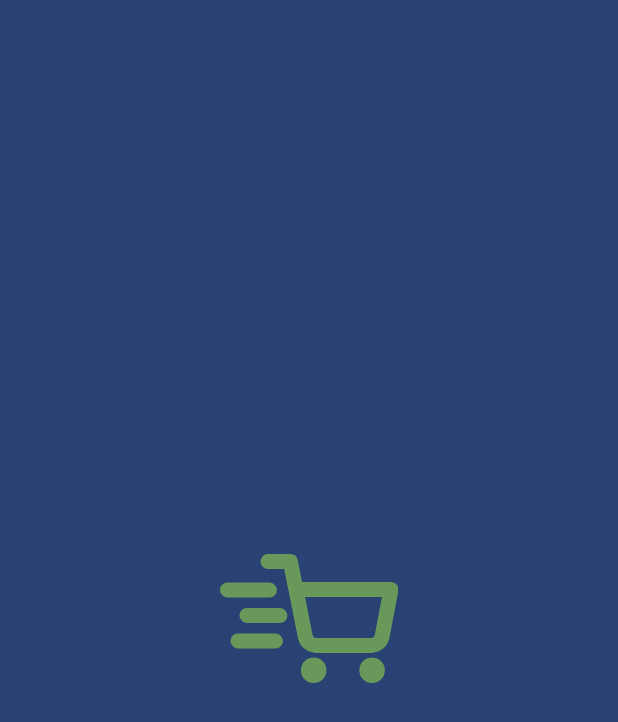
After one commit to HusseinKamal/JetPackComposeExample, an Android app built with Jetpack Compose: the SplashScreen screen opened through its navigation route, on a phone screen of 412 x 824 dp. The commit adds this screen. Shown: the top 722 px of the screen. Run offline under Robolectric (Android 15) with nearby library versions, the phone set to English and light mode, and no system bars.

Commit message:
App mvvm architecture with files - Splash Screen code

```diff
--- a/app/build.gradle
+++ b/app/build.gradle
@@ -107,4 +107,7 @@ dependencies {
 
     //Material Icons
     implementation "androidx.compose.material:material-icons-extended:$compose_ui_version"
+
+    //Lottie Animation
+    implementation "com.airbnb.android:lottie-compose:6.0.0"
 }
--- a/app/src/main/AndroidManifest.xml
+++ b/app/src/main/AndroidManifest.xml
@@ -8,10 +8,10 @@
         android:allowBackup="true"
         android:dataExtractionRules="@xml/data_extraction_rules"
         android:fullBackupContent="@xml/backup_rules"
-        android:icon="@mipmap/ic_launcher"
+        android:icon="@drawable/ic_shopping_cart"
         android:label="@string/app_name"
         android:supportsRtl="true"
-        android:theme="@style/Theme.CustomSplashScreenTheme"
+        android:theme="@style/Theme.JetPackComposeExample"
         tools:targetApi="31">
         <activity
             android:name=".MainActivity"
--- a/app/src/main/java/com/hussein/jetpackcomposeexample/MainActivity.kt
+++ b/app/src/main/java/com/hussein/jetpackcomposeexample/MainActivity.kt
@@ -12,17 +12,19 @@ import androidx.compose.runtime.Composable
 import androidx.compose.ui.Modifier
 import androidx.compose.ui.tooling.preview.Preview
 import androidx.core.splashscreen.SplashScreen.Companion.installSplashScreen
+import androidx.navigation.compose.rememberNavController
+import com.hussein.jetpackcomposeexample.navigation.SetupNavGraph
 import com.hussein.jetpackcomposeexample.ui.theme.JetPackComposeExampleTheme
 import com.hussein.jetpackcomposeexample.viewmodel.SplashViewModel
 
 class MainActivity : ComponentActivity() {
 
-    private val viewModel: SplashViewModel by viewModels()
+    //private val viewModel: SplashViewModel by viewModels()
 
     override fun onCreate(savedInstanceState: Bundle?) {
-        val splashScreen = installSplashScreen()
+        //val splashScreen = installSplashScreen()
         super.onCreate(savedInstanceState)
-        splashScreen.setKeepOnScreenCondition{viewModel.isLoading.value}
+        //splashScreen.setKeepOnScreenCondition{viewModel.isLoading.value}
 
         setContent {
             JetPackComposeExampleTheme {
@@ -31,7 +33,8 @@ class MainActivity : ComponentActivity() {
                     modifier = Modifier.fillMaxSize(),
                     color = MaterialTheme.colorScheme.background
                 ) {
-                    Greeting("Android")
+                    val navController = rememberNavController()
+                    SetupNavGraph(navHostController = navController)
                 }
             }
         }
--- /dev/null
+++ b/app/src/main/java/com/hussein/jetpackcomposeexample/navigation/NavGraph.kt
@@ -0,0 +1,33 @@
+package com.hussein.jetpackcomposeexample.navigation
+
+import android.util.Log
+import androidx.compose.runtime.Composable
+import androidx.compose.ui.tooling.preview.Preview
+import androidx.navigation.NavHostController
+import androidx.navigation.compose.NavHost
+import androidx.navigation.compose.composable
+import com.hussein.jetpackcomposeexample.screens.HomeScreen
+import com.hussein.jetpackcomposeexample.screens.Screen
+import com.hussein.jetpackcomposeexample.screens.SplashScreen
+
+@Composable
+fun SetupNavGraph(navHostController: NavHostController){
+    NavHost(navController= navHostController, startDestination= Screen.Splash.route){
+        composable(
+            route= Screen.Splash.route
+        ){
+            SplashScreen(navHostController)
+        }
+        composable(
+            route= Screen.Home.route
+        ){
+            HomeScreen(navHostController)
+        }
+    }
+}
+
+@Composable
+@Preview
+fun SetupNavGraphPreview(){
+
+}
--- /dev/null
+++ b/app/src/main/java/com/hussein/jetpackcomposeexample/screens/SplashScreen.kt
@@ -0,0 +1,58 @@
+package com.hussein.jetpackcomposeexample.screens
+
+import androidx.compose.foundation.background
+import androidx.compose.foundation.layout.Box
+import androidx.compose.foundation.layout.fillMaxSize
+import androidx.compose.material3.MaterialTheme
+import androidx.compose.runtime.Composable
+import androidx.compose.runtime.LaunchedEffect
+import androidx.compose.runtime.getValue
+import androidx.compose.runtime.mutableStateOf
+import androidx.compose.runtime.remember
+import androidx.compose.runtime.setValue
+import androidx.compose.ui.Alignment
+import androidx.compose.ui.Modifier
+import androidx.navigation.NavHostController
+import com.airbnb.lottie.compose.LottieAnimation
+import com.airbnb.lottie.compose.LottieCompositionSpec
+import com.airbnb.lottie.compose.animateLottieCompositionAsState
+import com.airbnb.lottie.compose.rememberLottieComposition
+import com.hussein.jetpackcomposeexample.R
+
+@Composable
+fun SplashScreen(navController: NavHostController) {
+    Box(
+        modifier = Modifier
+            .fillMaxSize()
+            .background(MaterialTheme.colorScheme.primary), contentAlignment = Alignment.Center
+    ) {
+        val composition by rememberLottieComposition(LottieCompositionSpec.RawRes(R.raw.splash))
+
+        var isPlaying by remember{
+            mutableStateOf(true)
+        }
+        val logoAnimationState = animateLottieCompositionAsState(composition = composition,isPlaying = isPlaying)
+
+       LaunchedEffect(key1 = logoAnimationState.progress){
+            if(logoAnimationState.progress == 0f)
+            {
+                isPlaying = true
+            }
+            else if(logoAnimationState.progress == 1f){
+                isPlaying = false
+            }
+        }
+
+        LottieAnimation(
+            composition = composition,
+            progress = { logoAnimationState.progress },
+        )
+        if (!isPlaying) { //progress mean number of iterations has been done
+            navController.navigate(Screen.Home.route){
+                popUpTo(navController.graph.id){//This for remove any back stack or previous pages
+                    inclusive = false
+                }
+            }
+        }
+    }
+}
--- /dev/null
+++ b/app/src/main/res/drawable/ic_shopping_cart.xml
@@ -0,0 +1,5 @@
+<vector android:height="24dp" android:tint="#22c322"
+    android:viewportHeight="24" android:viewportWidth="24"
+    android:width="24dp" xmlns:android="http://schemas.android.com/apk/res/android">
+    <path android:fillColor="@android:color/white" android:pathData="M7,18c-1.1,0 -1.99,0.9 -1.99,2S5.9,22 7,22s2,-0.9 2,-2 -0.9,-2 -2,-2zM1,2v2h2l3.6,7.59 -1.35,2.45c-0.16,0.28 -0.25,0.61 -0.25,0.96 0,1.1 0.9,2 2,2h12v-2L7.42,15c-0.14,0 -0.25,-0.11 -0.25,-0.25l0.03,-0.12 0.9,-1.63h7.45c0.75,0 1.41,-0.41 1.75,-1.03l3.58,-6.49c0.08,-0.14 0.12,-0.31 0.12,-0.48 0,-0.55 -0.45,-1 -1,-1L5.21,4l-0.94,-2L1,2zM17,18c-1.1,0 -1.99,0.9 -1.99,2s0.89,2 1.99,2 2,-0.9 2,-2 -0.9,-2 -2,-2z"/>
+</vector>
--- a/app/src/main/res/values/themes.xml
+++ b/app/src/main/res/values/themes.xml
@@ -1,9 +1,11 @@
 <?xml version="1.0" encoding="utf-8"?>
 <resources>
 
-    <style name="Theme.JetPackComposeExample" parent="android:Theme.Material.Light.NoActionBar" />
+    <style name="Theme.JetPackComposeExample" parent="android:Theme.Material.Light.NoActionBar">
+        <item name="android:windowDisablePreview">true</item> <!-- Remove white screen before splash -->
+    </style>
 
-    <style name="Theme.OnBoardingCompose" parent="android:Theme.Material.Light.NoActionBar">
+   <!-- <style name="Theme.OnBoardingCompose" parent="android:Theme.Material.Light.NoActionBar">
         <item name="android:statusBarColor">@color/purple_500</item>
     </style>
 
@@ -12,6 +14,6 @@
         <item name="windowSplashScreenAnimatedIcon">@drawable/ic_launcher_background</item>
         <item name="windowSplashScreenAnimationDuration">600</item>
         <item name="postSplashScreenTheme">@style/Theme.OnBoardingCompose</item>
-    </style>
+    </style>-->
 
 </resources>
```
Also changed, not shown: app/src/main/java/com/hussein/jetpackcomposeexample/screens/HomeScreen.kt (added, +21 -0 lines), app/src/main/java/com/hussein/jetpackcomposeexample/screens/Screen.kt (added, +27 -0 lines), app/src/main/res/raw/splash.json (added, +1 -0 lines), 2 other files.
